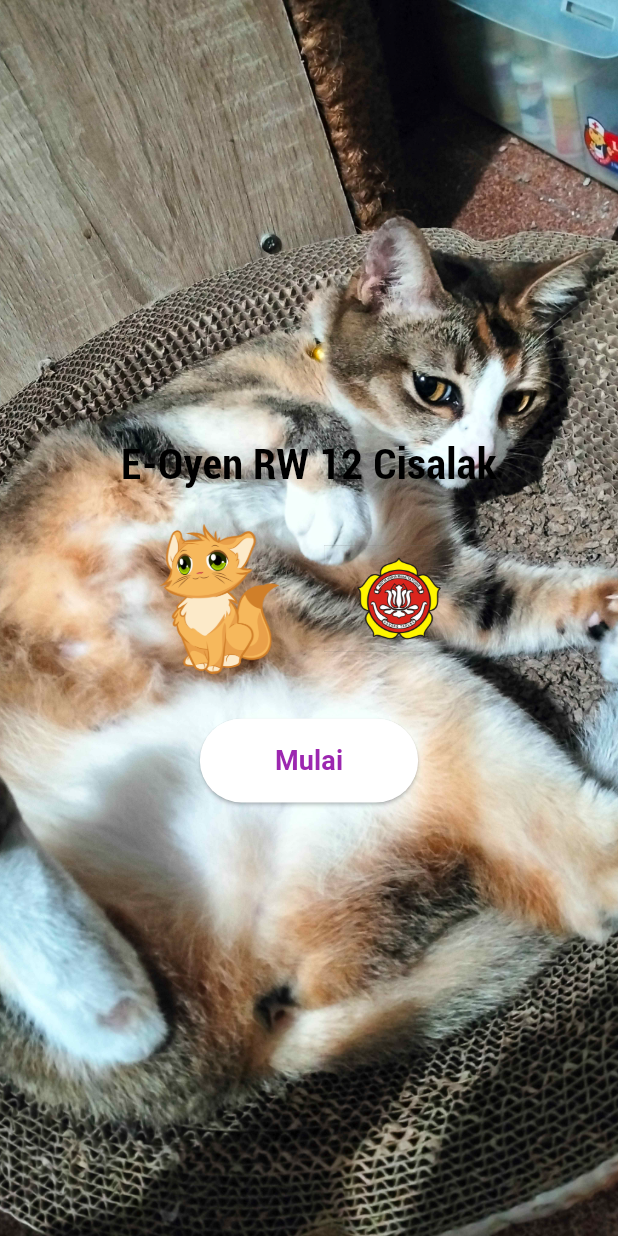
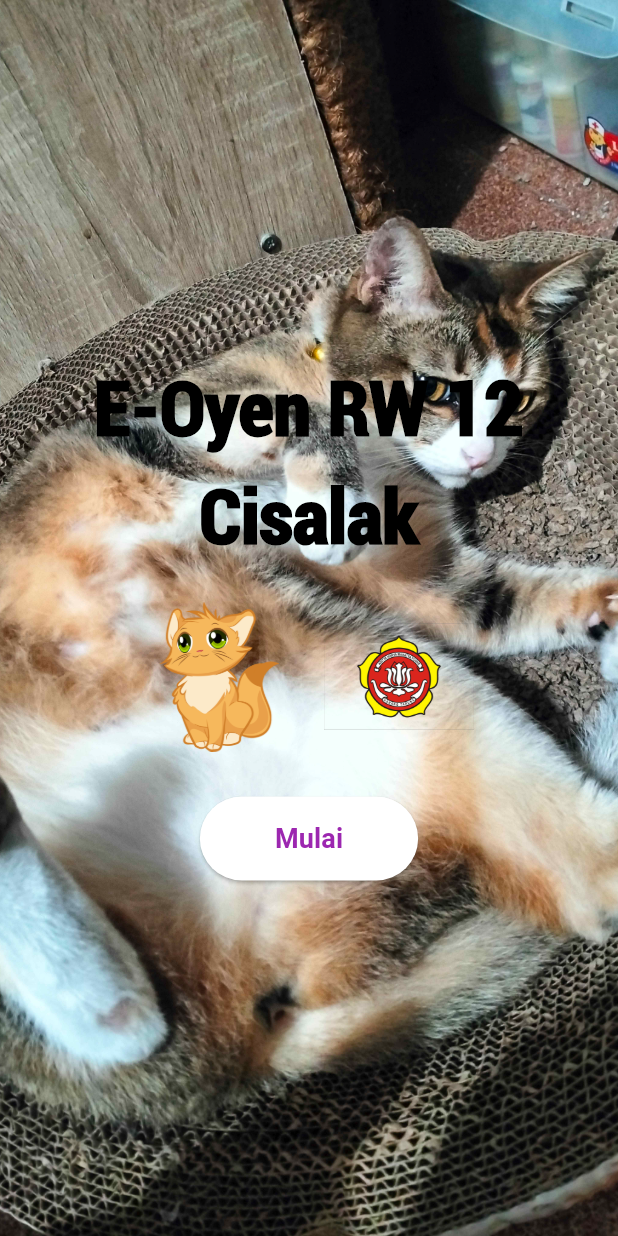
Before and after one commit to jinggatra/kucing, a Flutter app: the screen it shows after launch, on a phone screen of 412 x 824 dp. Run offline on Flutter 3.47's test engine with Material 3 defaults, Android fonts, the phone set to English and light mode, and no system bars; drawn by our look-alikes of stroke_text; generated files the repository leaves out were written again.

Commit message:
add text stroke

```diff
--- a/lib/pages/SplashScreen.dart
+++ b/lib/pages/SplashScreen.dart
@@ -1,4 +1,5 @@
 import 'package:flutter/material.dart';
+import 'package:stroke_text/stroke_text.dart';
 import 'package:kucing/utils/constants.dart';
 import 'package:kucing/logic/Navigation.dart';
 import 'package:kucing/widgets/CustomButton.dart';
@@ -12,8 +13,7 @@ class SplashScreen extends StatelessWidget {
         height: double.infinity,
         decoration: BoxDecoration(
           image: DecorationImage(
-            image:
-                AssetImage('assets/images/bg3.jpg'),
+            image: AssetImage('assets/images/bg3.jpg'),
             fit: BoxFit.cover,
           ),
         ),
@@ -21,13 +21,15 @@ class SplashScreen extends StatelessWidget {
           mainAxisAlignment: MainAxisAlignment.center,
           children: [
             // Nama Aplikasi atau Logo Utama
-            Text(
-              'E-Oyen RW 12 Cisalak',
-              style: TextStyle(
+            StrokeText(
+              text: 'E-Oyen RW 12 Cisalak',
+              textStyle: TextStyle(
                 fontFamily: 'Bold Condensed',
                 fontSize: AppConstants.titleFontSize,
                 color: AppConstants.textColor,
               ),
+              strokeColor: Colors.black,
+              strokeWidth: 2,
               textAlign: TextAlign.center,
             ),
             SizedBox(height: 20),
--- a/lib/utils/constants.dart
+++ b/lib/utils/constants.dart
@@ -7,7 +7,7 @@ class AppConstants {
   static const Color textColor = Colors.black;
 
   // Ukuran teks
-  static const double titleFontSize = 28.0;
+  static const double titleFontSize = 50;
   static const double buttonFontSize = 18.0;
 
   // Padding standar
--- a/pubspec.yaml
+++ b/pubspec.yaml
@@ -10,6 +10,7 @@ environment:
   sdk: '>=3.3.1 <4.0.0'
 
 dependencies:
+  stroke_text: any
   flutter:
     sdk: flutter
   flutter_localizations:
```
Also changed, not shown: pubspec.lock.
